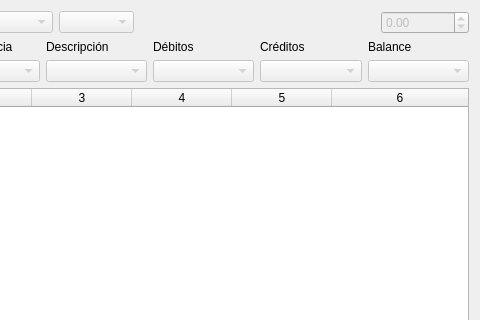
shackra/bank-gnucash, file ui/tab_content.ui: the form before one commit; both pictures show x 180 to 660 and y 0 to 320 of the 660 by 525 pixel window.
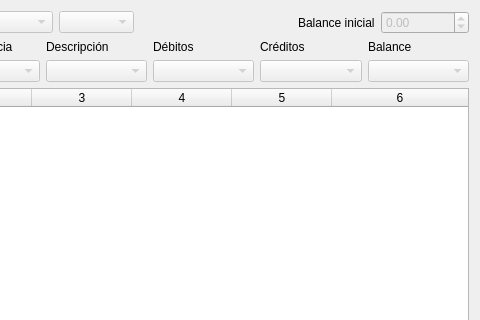
The form after the commit.

Commit message: Añade una etiqueta de "balance inicial"

```diff
--- a/ui/tab_content.ui
+++ b/ui/tab_content.ui
@@ -114,6 +114,13 @@
        </property>
       </spacer>
      </item>
+     <item>
+      <widget class="QLabel" name="label_7">
+       <property name="text">
+        <string>Balance inicial</string>
+       </property>
+      </widget>
+     </item>
      <item>
       <widget class="QDoubleSpinBox" name="initial_balance">
        <property name="enabled">
```
The commit also changes 1 other file.
